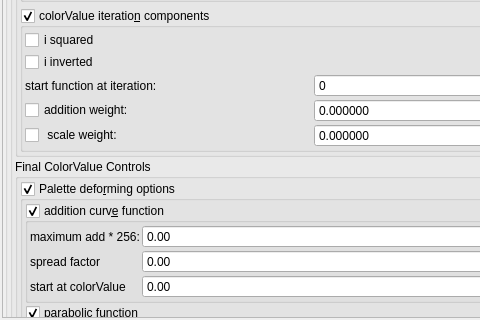
buddhi1980/mandelbulber2, file mandelbulber2/qt/material_editor.ui: the form before one commit; both pictures show x 0 to 480 and y 1117 to 1437 of the 639 by 1437 pixel window.
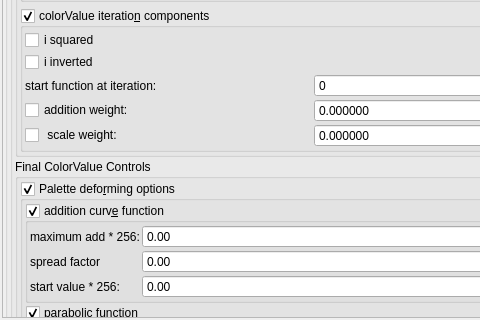
The form after the commit. Icons and pictures are not drawn. Custom widgets are drawn as their Qt base class.

Commit message: some maths optimizing in color code

Patch:
```diff
--- a/mandelbulber2/qt/material_editor.ui
+++ b/mandelbulber2/qt/material_editor.ui
@@ -81,7 +81,7 @@
       <property name="geometry">
        <rect>
         <x>0</x>
-        <y>-217</y>
+        <y>-540</y>
         <width>619</width>
         <height>3310</height>
        </rect>
@@ -1712,7 +1712,7 @@
                         <item row="2" column="0">
                          <widget class="QLabel" name="label_77">
                           <property name="text">
-                           <string>start at colorValue</string>
+                           <string>start value * 256:</string>
                           </property>
                          </widget>
                         </item>
```
Left out of the diff: 6 changed lines with no effect on the pictures. The commit also changes 7 other files.
